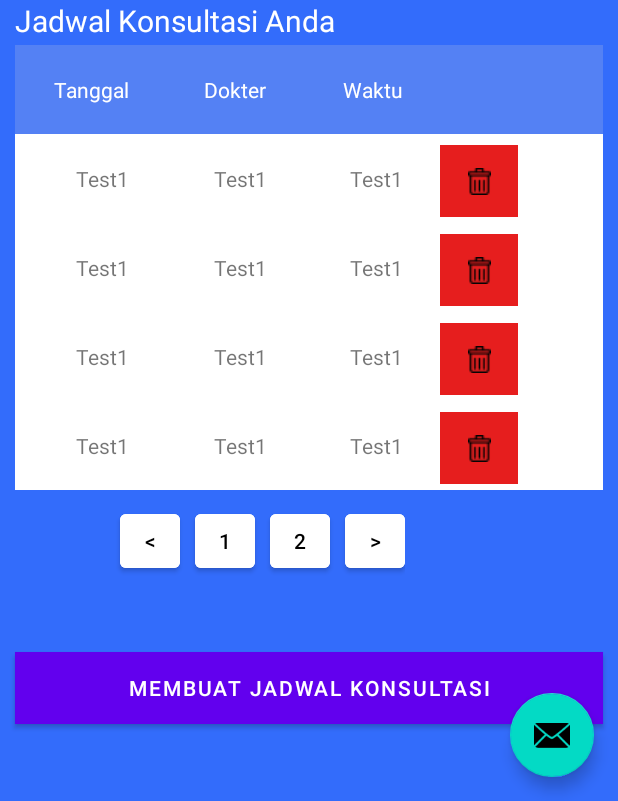
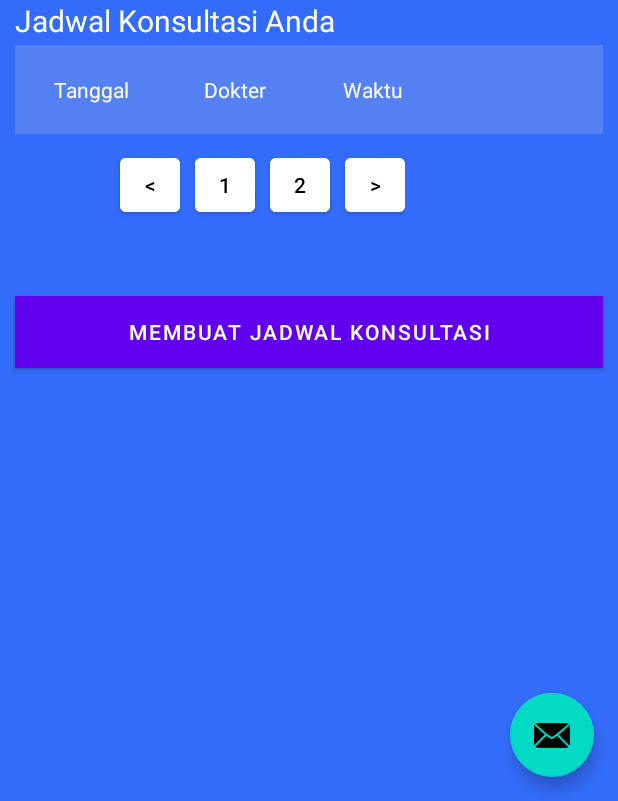
Before and after one commit to szwtron/isihape, an Android app: the screen it shows after launch (MainActivity), after a tap on "LOGIN", on a phone screen of 412 x 824 dp, the part 435-1236 px from its top. Run offline under Robolectric (Android 15) with nearby library versions, the phone set to English and light mode, and no system bars; our stand-ins replace navigation-ui.

Commit message:
recycler view jadwal konsultasi 1/4

```diff
--- a/app/src/main/java/id/ac/umn/isihape/ui/home/HomeFragment.java
+++ b/app/src/main/java/id/ac/umn/isihape/ui/home/HomeFragment.java
@@ -11,10 +11,17 @@ import androidx.annotation.Nullable;
 import androidx.fragment.app.Fragment;
 import androidx.lifecycle.Observer;
 import androidx.lifecycle.ViewModelProvider;
+import androidx.recyclerview.widget.RecyclerView;
+
+import java.util.LinkedList;
 
 import id.ac.umn.isihape.R;
 
 public class HomeFragment extends Fragment {
+
+    RecyclerView rvJadwalKonsultasi;
+    DaftarJadwalAdapter mJadwalAdapter;
+    LinkedList<SumberJadwal> daftarJadwal = new LinkedList<>();
 
     public View onCreateView(@NonNull LayoutInflater inflater,
                              ViewGroup container, Bundle savedInstanceState) {
--- a/app/src/main/res/layout/fragment_home.xml
+++ b/app/src/main/res/layout/fragment_home.xml
@@ -90,135 +90,45 @@
 
                 </TableRow>
 
-                <TableRow>
+                <androidx.recyclerview.widget.RecyclerView
+                    android:id="@+id/rvJadwalKonsultasi"
+                    android:layout_width="match_parent"
+                    android:layout_height="match_parent" />
 
-                    <TextView
-                        android:gravity="right"
-                        android:paddingHorizontal="25dp"
-                        android:paddingVertical="20dp"
-                        android:text="Test1"
-                        android:textSize="14sp" />
+<!--                <TableRow>-->
+<!--                    <TextView-->
+<!--                        android:gravity="right"-->
+<!--                        android:paddingHorizontal="25dp"-->
+<!--                        android:paddingVertical="20dp"-->
+<!--                        android:text="Test1"-->
+<!--                        android:textSize="14sp" />-->
 
-                    <TextView
-                        android:gravity="right"
-                        android:paddingHorizontal="25dp"
-                        android:paddingVertical="20dp"
-                        android:text="Test1"
-                        android:textSize="14sp" />
+<!--                    <TextView-->
+<!--                        android:gravity="right"-->
+<!--                        android:paddingHorizontal="25dp"-->
+<!--                        android:paddingVertical="20dp"-->
+<!--                        android:text="Test1"-->
+<!--                        android:textSize="14sp" />-->
 
-                    <TextView
-                        android:layout_width="75dp"
-                        android:gravity="right"
-                        android:paddingHorizontal="25dp"
-                        android:paddingVertical="20dp"
-                        android:text="Test1"
-                        android:textSize="14sp" />
+<!--                    <TextView-->
+<!--                        android:layout_width="75dp"-->
+<!--                        android:gravity="right"-->
+<!--                        android:paddingHorizontal="25dp"-->
+<!--                        android:paddingVertical="20dp"-->
+<!--                        android:text="Test1"-->
+<!--                        android:textSize="14sp" />-->
 
-                    <ImageButton
-                        android:id="@+id/btnDelete"
-                        android:layout_width="52dp"
-                        android:layout_height="48dp"
-                        android:layout_marginTop="7dp"
-                        android:background="#e61e1e"
-                        android:src="@drawable/delete"
-                        android:textColor="@color/white" />
-                </TableRow>
+<!--                    <ImageButton-->
+<!--                        android:id="@+id/btnDelete"-->
+<!--                        android:layout_width="52dp"-->
+<!--                        android:layout_height="48dp"-->
+<!--                        android:layout_marginTop="7dp"-->
+<!--                        android:background="#e61e1e"-->
+<!--                        android:src="@drawable/delete"-->
+<!--                        android:textColor="@color/white" />-->
+<!--                </TableRow>-->
 
-                <TableRow>
 
-                    <TextView
-                        android:gravity="right"
-                        android:paddingHorizontal="25dp"
-                        android:paddingVertical="20dp"
-                        android:text="Test1"
-                        android:textSize="14sp" />
-
-                    <TextView
-                        android:gravity="right"
-                        android:paddingHorizontal="25dp"
-                        android:paddingVertical="20dp"
-                        android:text="Test1"
-                        android:textSize="14sp" />
-
-                    <TextView
-                        android:gravity="right"
-                        android:paddingHorizontal="25dp"
-                        android:paddingVertical="20dp"
-                        android:text="Test1"
-                        android:textSize="14sp" />
-
-                    <ImageButton
-                        android:layout_width="52dp"
-                        android:layout_height="48dp"
-                        android:layout_marginTop="7dp"
-                        android:background="#e61e1e"
-                        android:src="@drawable/delete"
-                        android:textColor="@color/white" />
-                </TableRow>
-
-                <TableRow>
-
-                    <TextView
-                        android:gravity="right"
-                        android:paddingHorizontal="25dp"
-                        android:paddingVertical="20dp"
-                        android:text="Test1"
-                        android:textSize="14sp" />
-
-                    <TextView
-                        android:gravity="right"
-                        android:paddingHorizontal="25dp"
-                        android:paddingVertical="20dp"
-                        android:text="Test1"
-                        android:textSize="14sp" />
-
-                    <TextView
-                        android:gravity="right"
-                        android:paddingHorizontal="25dp"
-                        android:paddingVertical="20dp"
-                        android:text="Test1"
-                        android:textSize="14sp" />
-
-                    <ImageButton
-                        android:layout_width="52dp"
-                        android:layout_height="48dp"
-                        android:layout_marginTop="7dp"
-                        android:background="#e61e1e"
-                        android:src="@drawable/delete"
-                        android:textColor="@color/white" />
-                </TableRow>
-
-                <TableRow>
-
-                    <TextView
-                        android:gravity="right"
-                        android:paddingHorizontal="25dp"
-                        android:paddingVertical="20dp"
-                        android:text="Test1"
-                        android:textSize="14sp" />
-
-                    <TextView
-                        android:gravity="right"
-                        android:paddingHorizontal="25dp"
-                        android:paddingVertical="20dp"
-                        android:text="Test1"
-                        android:textSize="14sp" />
-
-                    <TextView
-                        android:gravity="right"
-                        android:paddingHorizontal="25dp"
-                        android:paddingVertical="20dp"
-                        android:text="Test1"
-                        android:textSize="14sp" />
-
-                    <ImageButton
-                        android:layout_width="52dp"
-                        android:layout_height="48dp"
-                        android:layout_marginTop="7dp"
-                        android:background="#e61e1e"
-                        android:src="@drawable/delete"
-                        android:textColor="@color/white" />
-                </TableRow>
 
             </TableLayout>
 
```
Also changed, not shown: app/src/main/java/id/ac/umn/isihape/ui/home/DaftarJadwalAdapter.java (added, +82 -0 lines), app/src/main/java/id/ac/umn/isihape/ui/home/SumberJadwal.java (added, +40 -0 lines), app/src/main/res/layout/jadwal_konsultasi_layout.xml (added, +35 -0 lines).
